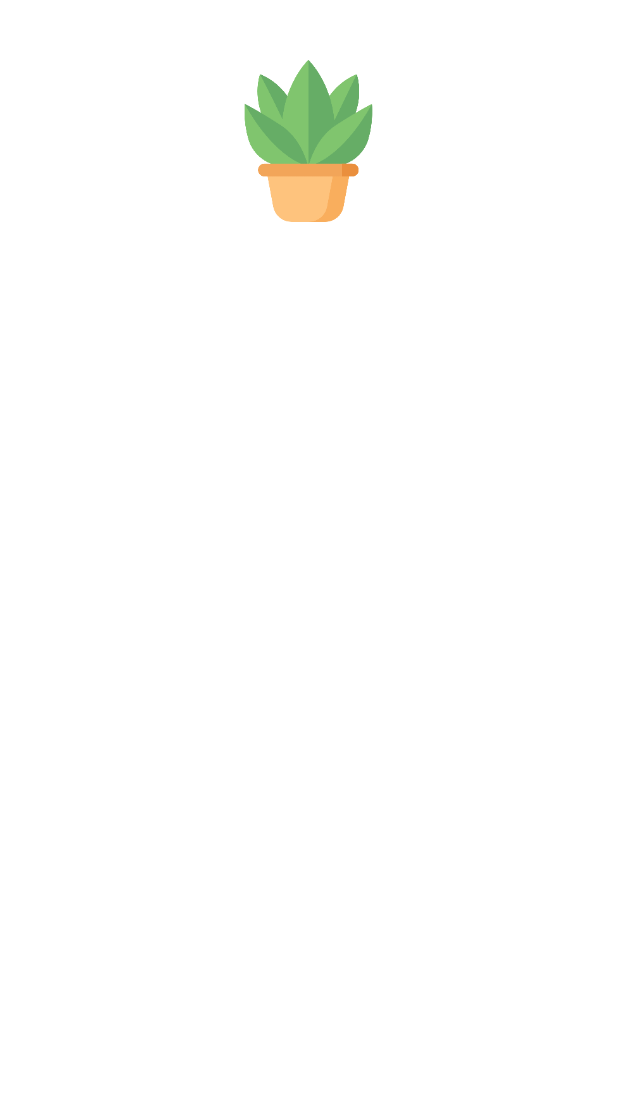
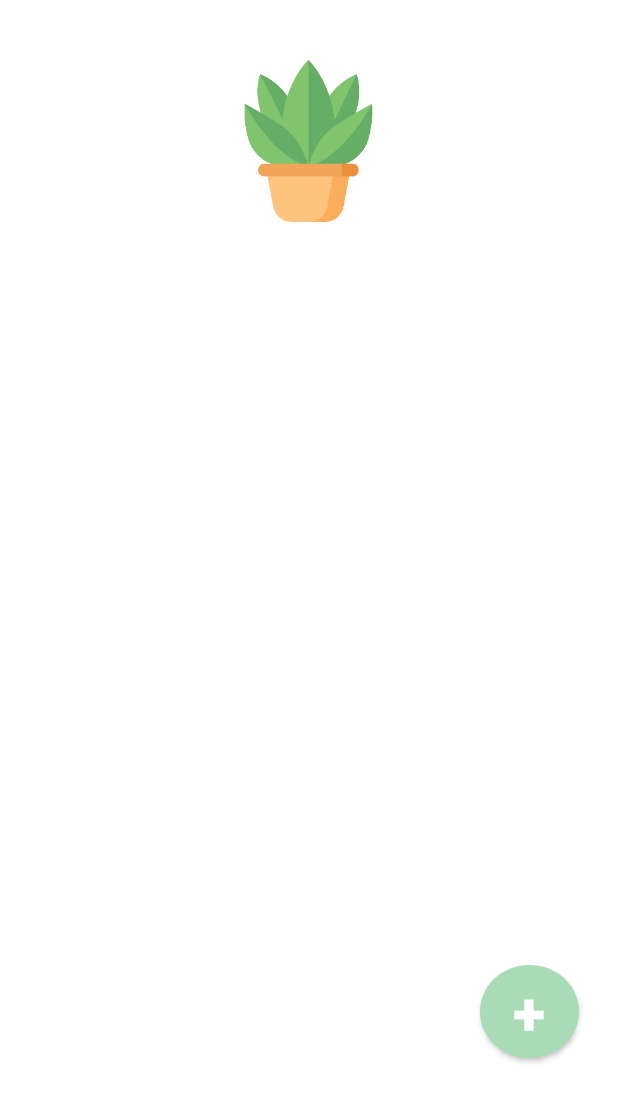
Before and after one commit to summer0573/Project_growDiary, an Android app: the screen it shows after launch (MainActivity), on a phone screen of 412 x 824 dp. Shown: the top 1102 px of the screen. Run offline under Robolectric (Android 15) with nearby library versions, the phone set to English and light mode, and no system bars.

Commit message:
+버튼 추가

```diff
--- /dev/null
+++ b/app/src/main/res/drawable-v24/shape_for_circle_green_button.xml
@@ -0,0 +1,10 @@
+<?xml version="1.0" encoding="utf-8"?>
+<ripple xmlns:android="http://schemas.android.com/apk/res/android"
+    android:color="#A9DBB7"
+    >
+    <item>
+        <shape android:shape="oval">
+            <solid android:color="#A9DBB7" />
+        </shape>
+    </item>
+</ripple>
--- a/app/src/main/res/layout/activity_main.xml
+++ b/app/src/main/res/layout/activity_main.xml
@@ -16,8 +16,17 @@
             android:layout_marginTop="40dp"
             android:src="@drawable/logo" />
 
+        <Button
+            android:layout_width="66dp"
+            android:layout_height="62dp"
+            android:layout_marginTop="495dp"
+            android:layout_marginLeft="320dp"
+            android:background="@drawable/shape_for_circle_green_button"
+            android:text="+"
+            android:textSize="40sp"
+            android:textStyle="bold" />
+
     </LinearLayout>
 
 
-
 </LinearLayout>
```
